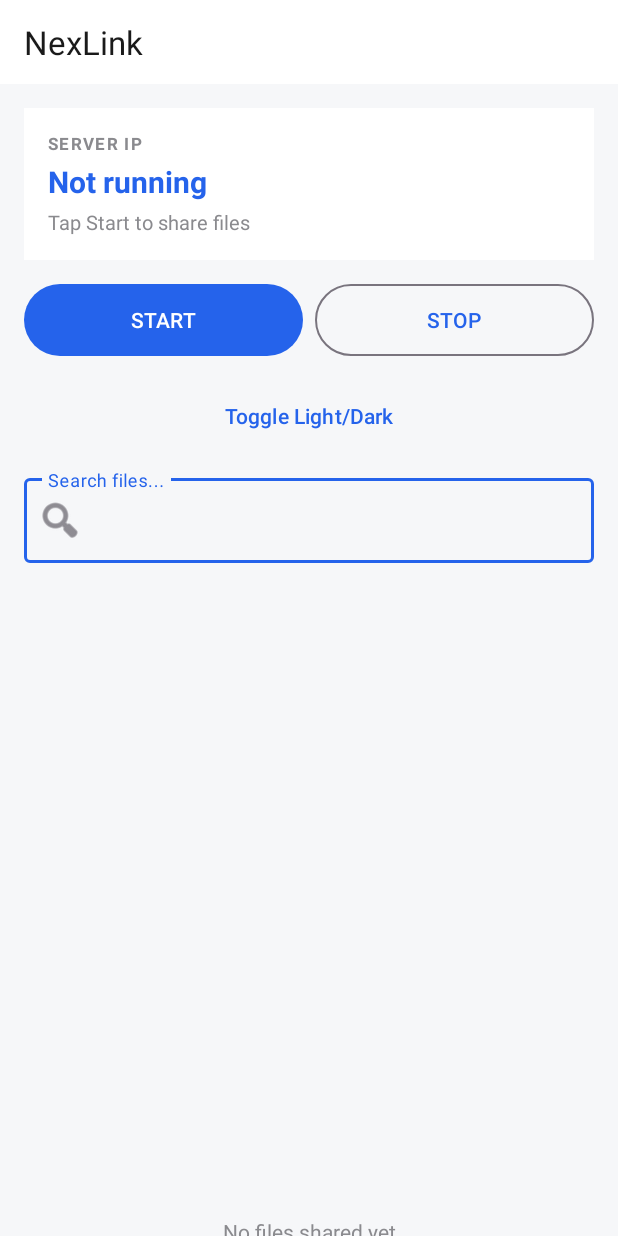
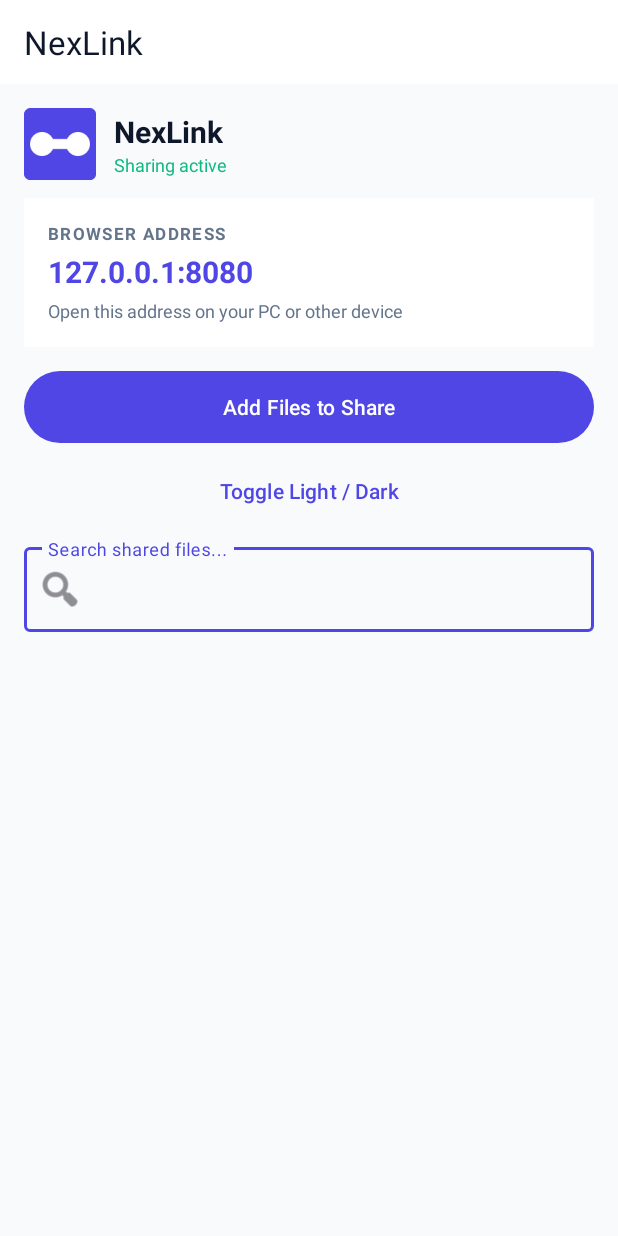
Before and after one commit to paklatestinformation-cyber/phoneshare, an Android app: the screen it shows after launch (MainActivity), on a phone screen of 412 x 824 dp. Run offline under Robolectric (Android 15) with nearby library versions, the phone set to English and light mode, and no system bars; libraries missing offline, so code that uses them is left out: fi.iki.elonen; 1 statement that could not run was skipped.

Commit message:
NexLink: professional logo, auto-start, app upload, premium theme

```diff
--- a/app/src/main/java/com/zyvo/phoneshare/MainActivity.java
+++ b/app/src/main/java/com/zyvo/phoneshare/MainActivity.java
@@ -1,30 +1,21 @@
 package com.zyvo.phoneshare;
 
-import android.Manifest;
 import android.app.Activity;
 import android.content.Context;
 import android.content.Intent;
 import android.content.SharedPreferences;
-import android.content.pm.PackageManager;
-import android.media.AudioManager;
-import android.media.ToneGenerator;
 import android.net.Uri;
-import android.net.wifi.WifiInfo;
-import android.net.wifi.WifiManager;
-import android.os.Build;
 import android.os.Bundle;
-import android.os.Environment;
-import android.provider.Settings;
+import android.provider.OpenableColumns;
 import android.text.Editable;
 import android.text.TextWatcher;
 import android.view.View;
+import android.widget.ProgressBar;
 import android.widget.TextView;
 import android.widget.Toast;
 
 import androidx.appcompat.app.AppCompatActivity;
 import androidx.appcompat.app.AppCompatDelegate;
-import androidx.core.app.ActivityCompat;
-import androidx.core.content.ContextCompat;
 import androidx.recyclerview.widget.LinearLayoutManager;
 import androidx.recyclerview.widget.RecyclerView;
 
@@ -32,6 +23,8 @@ import com.google.android.material.button.MaterialButton;
 import com.google.android.material.textfield.TextInputEditText;
 
 import java.io.File;
+import java.io.FileOutputStream;
+import java.io.InputStream;
 import java.net.InetAddress;
 import java.net.NetworkInterface;
 import java.util.ArrayList;
@@ -39,54 +32,50 @@ import java.util.Collections;
 import java.util.List;
 
 public class MainActivity extends AppCompatActivity {
-    private static final int REQ_PERM = 100;
+    private static final int REQ_PICK = 200;
     private FileServer server;
     private File rootDir;
     private RecyclerView recycler;
     private FileAdapter adapter;
     private List<File> allFiles = new ArrayList<>();
     private TextView ipText, statusText, emptyText;
-    private MaterialButton startBtn, stopBtn;
     private TextInputEditText searchEdit;
-    private ToneGenerator tone;
+    private ProgressBar uploadProgress;
+    private ToneHelper tone;
 
     @Override
     protected void onCreate(Bundle b) {
-        // theme
         SharedPreferences sp = getSharedPreferences("ps", MODE_PRIVATE);
         int mode = sp.getInt("theme", AppCompatDelegate.MODE_NIGHT_FOLLOW_SYSTEM);
         AppCompatDelegate.setDefaultNightMode(mode);
         super.onCreate(b);
         setContentView(R.layout.activity_main);
 
-        rootDir = Environment.getExternalStorageDirectory();
-        if (rootDir == null || !rootDir.exists()) rootDir = getFilesDir();
+        rootDir = new File(getFilesDir(), "shared");
+        if (!rootDir.exists()) rootDir.mkdirs();
 
         ipText = findViewById(R.id.ipText);
         statusText = findViewById(R.id.statusText);
         emptyText = findViewById(R.id.emptyText);
-        startBtn = findViewById(R.id.startBtn);
-        stopBtn = findViewById(R.id.stopBtn);
         searchEdit = findViewById(R.id.searchEdit);
+        uploadProgress = findViewById(R.id.uploadProgress);
         recycler = findViewById(R.id.fileList);
         recycler.setLayoutManager(new LinearLayoutManager(this));
         adapter = new FileAdapter();
         recycler.setAdapter(adapter);
 
-        tone = new ToneGenerator(AudioManager.STREAM_MUSIC, 80);
+        tone = new ToneHelper();
 
-        startBtn.setOnClickListener(v -> { clickSound(); startServer(); });
-        stopBtn.setOnClickListener(v -> { clickSound(); stopServer(); });
-        findViewById(R.id.themeBtn).setOnClickListener(v -> { clickSound(); toggleTheme(); });
+        findViewById(R.id.addFilesBtn).setOnClickListener(v -> { tone.click(); pickFiles(); });
+        findViewById(R.id.themeBtn).setOnClickListener(v -> { tone.click(); toggleTheme(); });
 
         TextView devContact = findViewById(R.id.devContact);
         devContact.setOnClickListener(v -> {
-            clickSound();
+            tone.click();
             Intent i = new Intent(Intent.ACTION_DIAL, Uri.parse("tel:+923015614357"));
             startActivity(i);
         });
-        TextView devName = findViewById(R.id.devName);
-        devName.setOnClickListener(v -> clickSound());
+        findViewById(R.id.devName).setOnClickListener(v -> tone.click());
 
         searchEdit.addTextChangedListener(new TextWatcher() {
             public void beforeTextChanged(CharSequence s, int a, int c, int n) {}
@@ -94,61 +83,29 @@ public class MainActivity extends AppCompatActivity {
             public void afterTextChanged(Editable s) {}
         });
 
-        requestPerms();
+        autoStart();
         refreshList();
     }
 
-    private void clickSound() {
-        try { tone.startTone(ToneGenerator.TONE_PROP_BEEP, 80); } catch (Exception ignored) {}
-    }
+    private void toneClick() { tone.click(); }
 
-    private void requestPerms() {
-        if (Build.VERSION.SDK_INT >= Build.VERSION_CODES.R) {
-            if (!Environment.isExternalStorageManager()) {
-                try {
-                    Intent i = new Intent(Settings.ACTION_MANAGE_APP_ALL_FILES_ACCESS_PERMISSION);
-                    i.setData(Uri.parse("package:" + getPackageName()));
-                    startActivity(i);
-                } catch (Exception e) {
-                    Intent i = new Intent(Settings.ACTION_MANAGE_ALL_FILES_ACCESS_PERMISSION);
-                    startActivity(i);
-                }
-            }
-        } else {
-            if (ContextCompat.checkSelfPermission(this, Manifest.permission.READ_EXTERNAL_STORAGE) != PackageManager.PERMISSION_GRANTED) {
-                ActivityCompat.requestPermissions(this, new String[]{Manifest.permission.READ_EXTERNAL_STORAGE}, REQ_PERM);
-            }
-        }
-    }
-
-    private void startServer() {
+    private void autoStart() {
         try {
-            if (server != null) { Toast.makeText(this, "Already running", Toast.LENGTH_SHORT).show(); return; }
             server = new FileServer(this, rootDir);
             server.start();
             String ip = getIp();
             ipText.setText(ip + ":" + FileServer.PORT);
-            statusText.setText("Running — open in browser");
-            Toast.makeText(this, "Server started", Toast.LENGTH_SHORT).show();
+            statusText.setText("Sharing active");
         } catch (Exception e) {
-            Toast.makeText(this, "Start failed: " + e.getMessage(), Toast.LENGTH_LONG).show();
+            ipText.setText("Start failed");
+            statusText.setText(e.getMessage());
         }
-    }
-
-    private void stopServer() {
-        if (server != null) {
-            server.stop();
-            server = null;
-        }
-        ipText.setText("Not running");
-        statusText.setText("Tap Start to share files");
     }
 
     private String getIp() {
         try {
-            // try wifi
-            WifiManager wm = (WifiManager) getApplicationContext().getSystemService(Context.WIFI_SERVICE);
-            WifiInfo wi = wm.getConnectionInfo();
+            android.net.wifi.WifiManager wm = (android.net.wifi.WifiManager) getApplicationContext().getSystemService(Context.WIFI_SERVICE);
+            android.net.wifi.WifiInfo wi = wm.getConnectionInfo();
             int ip = wi.getIpAddress();
             if (ip != 0) {
                 return String.format("%d.%d.%d.%d", (ip & 0xff), (ip >> 8 & 0xff), (ip >> 16 & 0xff), (ip >> 24 & 0xff));
@@ -166,20 +123,73 @@ public class MainActivity extends AppCompatActivity {
         return "127.0.0.1";
     }
 
+    private void pickFiles() {
+        Intent i = new Intent(Intent.ACTION_OPEN_DOCUMENT);
+        i.addCategory(Intent.CATEGORY_OPENABLE);
+        i.setType("*/*");
+        i.putExtra(Intent.EXTRA_ALLOW_MULTIPLE, true);
+        startActivityForResult(i, REQ_PICK);
+    }
+
+    @Override
+    protected void onActivityResult(int req, int res, Intent data) {
+        super.onActivityResult(req, res, data);
+        if (req != REQ_PICK || res != Activity.RESULT_OK || data == null) return;
+        List<Uri> uris = new ArrayList<>();
+        if (data.getClipData() != null) {
+            for (int i = 0; i < data.getClipData().getItemCount(); i++)
+                uris.add(data.getClipData().getItemAt(i).getUri());
+        } else if (data.getData() != null) {
+            uris.add(data.getData());
+        }
+        if (uris.isEmpty()) return;
+        uploadProgress.setVisibility(View.VISIBLE);
+        uploadProgress.setMax(uris.size());
+        uploadProgress.setProgress(0);
+        new Thread(() -> {
+            int done = 0;
+            for (Uri u : uris) {
+                try {
+                    String name = queryName(u);
+                    if (name == null) name = "file_" + System.currentTimeMillis();
+                    File dest = new File(rootDir, name);
+                    int i = 1; String base = name, ext = "";
+                    int dot = name.lastIndexOf('.');
+                    if (dot > 0) { base = name.substring(0, dot); ext = name.substring(dot); }
+                    while (dest.exists()) { dest = new File(rootDir, base + "_" + i + ext); i++; }
+                    try (InputStream in = getContentResolver().openInputStream(u);
+                         FileOutputStream out = new FileOutputStream(dest)) {
+                        byte[] buf = new byte[8192]; int n;
+                        while ((n = in.read(buf)) > 0) out.write(buf, 0, n);
+                    }
+                } catch (Exception ignored) {}
+                done++;
+                final int d = done;
+                runOnUiThread(() -> uploadProgress.setProgress(d));
+            }
+            runOnUiThread(() -> {
+                uploadProgress.setVisibility(View.GONE);
+                Toast.makeText(this, "Added " + uris.size() + " file(s)", Toast.LENGTH_SHORT).show();
+                refreshList();
+            });
+        }).start();
+    }
+
+    private String queryName(Uri uri) {
+        try (android.database.Cursor c = getContentResolver().query(uri, null, null, null, null)) {
+            if (c != null && c.moveToFirst()) {
+                int idx = c.getColumnIndex(OpenableColumns.DISPLAY_NAME);
+                if (idx >= 0) return c.getString(idx);
+            }
+        } catch (Exception ignored) {}
+        return null;
+    }
+
     private void refreshList() {
         allFiles.clear();
-        collect(rootDir, 0);
+        File[] fs = rootDir.listFiles();
+        if (fs != null) for (File f : fs) allFiles.add(f);
         filter(searchEdit.getText() == null ? "" : searchEdit.getText().toString());
-    }
-
-    private void collect(File dir, int depth) {
-        if (depth > 2) return;
-        File[] fs = dir.listFiles();
-        if (fs == null) return;
-        for (File f : fs) {
-            allFiles.add(f);
-            if (f.isDirectory() && depth < 2) collect(f, depth + 1);
-        }
     }
 
     private void filter(String q) {
@@ -204,8 +214,7 @@ public class MainActivity extends AppCompatActivity {
     @Override
     protected void onDestroy() {
         super.onDestroy();
-        stopServer();
-        try { tone.release(); } catch (Exception ignored) {}
+        if (server != null) { server.stop(); server = null; }
     }
 
     // ---- adapter ----
@@ -219,12 +228,12 @@ public class MainActivity extends AppCompatActivity {
         }
         public void onBindViewHolder(VH h, int pos) {
             File f = items.get(pos);
-            h.t1.setText(f.getName() + (f.isDirectory() ? "/" : ""));
+            h.t1.setText(f.getName());
             long sz = f.length();
-            String meta = (f.isDirectory() ? "Folder" : formatSize(sz)) + "  •  " + new java.text.SimpleDateFormat("dd MMM yyyy HH:mm", java.util.Locale.getDefault()).format(new java.util.Date(f.lastModified()));
+            String meta = formatSize(sz) + "  •  " + new java.text.SimpleDateFormat("dd MMM yyyy HH:mm", java.util.Locale.getDefault()).format(new java.util.Date(f.lastModified()));
             h.t2.setText(meta);
-            h.itemView.setOnClickListener(v -> { clickSound(); openFile(f); });
-            h.itemView.setOnLongClickListener(v -> { clickSound(); deleteFile(f); return true; });
+            h.itemView.setOnClickListener(v -> { tone.click(); openFile(f); });
+            h.itemView.setOnLongClickListener(v -> { tone.click(); deleteFile(f); return true; });
         }
         class VH extends RecyclerView.ViewHolder {
             TextView t1, t2;
@@ -246,15 +255,9 @@ public class MainActivity extends AppCompatActivity {
     }
 
     private void deleteFile(File f) {
-        boolean ok = f.isDirectory() ? deleteDir(f) : f.delete();
+        boolean ok = f.delete();
         Toast.makeText(this, ok ? "Deleted" : "Failed", Toast.LENGTH_SHORT).show();
         refreshList();
-    }
-
-    private boolean deleteDir(File d) {
-        File[] fs = d.listFiles();
-        if (fs != null) for (File x : fs) { if (x.isDirectory()) deleteDir(x); else x.delete(); }
-        return d.delete();
     }
 
     private String formatSize(long b) {
@@ -273,4 +276,15 @@ public class MainActivity extends AppCompatActivity {
         if (n.endsWith(".txt")) return "text/plain";
         return "*/*";
     }
+
+    // simple tone helper
+    static class ToneHelper {
+        private android.media.ToneGenerator tg;
+        ToneHelper() {
+            try { tg = new android.media.ToneGenerator(android.media.AudioManager.STREAM_MUSIC, 80); } catch (Exception ignored) {}
+        }
+        void click() {
+            try { if (tg != null) tg.startTone(android.media.ToneGenerator.TONE_PROP_BEEP, 80); } catch (Exception ignored) {}
+        }
+    }
 }
--- a/app/src/main/res/drawable/ic_launcher_foreground.xml
+++ b/app/src/main/res/drawable/ic_launcher_foreground.xml
@@ -1,7 +1,5 @@
 <vector xmlns:android="http://schemas.android.com/apk/res/android"
     android:width="108dp" android:height="108dp"
     android:viewportWidth="108" android:viewportHeight="108">
-    <path android:strokeColor="#FFFFFF" android:strokeWidth="12"
-        android:strokeLineCap="round" android:strokeLineJoin="round"
-        android:pathData="M34,28 L34,80 M34,28 L74,80 M74,28 L74,80" />
+    <path android:fillColor="#FFFFFF" android:pathData="M24,54 a12,12 0 1,1 24,0 a12,12 0 1,1 -24,0 z M60,54 a12,12 0 1,1 24,0 a12,12 0 1,1 -24,0 z M36,49 L72,49 L72,59 L36,59 z" />
 </vector>
--- a/app/src/main/res/layout/activity_main.xml
+++ b/app/src/main/res/layout/activity_main.xml
@@ -13,44 +13,59 @@
         <LinearLayout android:layout_width="match_parent" android:layout_height="wrap_content"
             android:orientation="vertical" android:padding="16dp">
 
+            <!-- Header with logo -->
+            <LinearLayout android:layout_width="match_parent" android:layout_height="wrap_content"
+                android:orientation="horizontal" android:gravity="center_vertical"
+                android:layout_marginBottom="12dp">
+                <ImageView android:layout_width="48dp" android:layout_height="48dp"
+                    android:src="@mipmap/ic_launcher" android:contentDescription="NexLink" />
+                <LinearLayout android:layout_width="0dp" android:layout_height="wrap_content"
+                    android:layout_weight="1" android:orientation="vertical" android:layout_marginStart="12dp">
+                    <TextView android:layout_width="wrap_content" android:layout_height="wrap_content"
+                        android:text="NexLink" android:textSize="20sp" android:textStyle="bold"
+                        android:textColor="@color/text_primary" />
+                    <TextView android:id="@+id/statusText" android:layout_width="wrap_content"
+                        android:layout_height="wrap_content" android:text="Sharing active"
+                        android:textSize="12sp" android:textColor="@color/ok" />
+                </LinearLayout>
+            </LinearLayout>
+
             <!-- IP card -->
             <LinearLayout android:layout_width="match_parent" android:layout_height="wrap_content"
                 android:orientation="vertical" android:background="@color/card"
                 android:padding="16dp" android:layout_marginBottom="12dp">
                 <TextView android:layout_width="wrap_content" android:layout_height="wrap_content"
-                    android:text="SERVER IP" android:textSize="11sp" android:textStyle="bold"
+                    android:text="BROWSER ADDRESS" android:textSize="11sp" android:textStyle="bold"
                     android:textColor="@color/text_secondary" android:letterSpacing="0.08" />
                 <TextView android:id="@+id/ipText" android:layout_width="match_parent"
-                    android:layout_height="wrap_content" android:text="Not running"
+                    android:layout_height="wrap_content" android:text="Starting..."
                     android:textSize="20sp" android:textStyle="bold" android:textColor="@color/accent"
                     android:layout_marginTop="4dp" />
-                <TextView android:id="@+id/statusText" android:layout_width="match_parent"
-                    android:layout_height="wrap_content" android:text="Tap Start to share files"
-                    android:textSize="13sp" android:textColor="@color/text_secondary"
+                <TextView android:layout_width="match_parent" android:layout_height="wrap_content"
+                    android:text="Open this address on your PC or other device"
+                    android:textSize="12sp" android:textColor="@color/text_secondary"
                     android:layout_marginTop="4dp" />
             </LinearLayout>
 
-            <!-- Controls -->
-            <LinearLayout android:layout_width="match_parent" android:layout_height="wrap_content"
-                android:orientation="horizontal" android:layout_marginBottom="12dp">
-                <com.google.android.material.button.MaterialButton
-                    android:id="@+id/startBtn" android:layout_width="0dp" android:layout_height="56dp"
-                    android:layout_weight="1" android:text="START" android:layout_marginEnd="8dp" />
-                <com.google.android.material.button.MaterialButton
-                    android:id="@+id/stopBtn" android:layout_width="0dp" android:layout_height="56dp"
-                    android:layout_weight="1" android:text="STOP" style="@style/Widget.Material3.Button.OutlinedButton" />
-            </LinearLayout>
+            <!-- Add files -->
+            <com.google.android.material.button.MaterialButton
+                android:id="@+id/addFilesBtn" android:layout_width="match_parent"
+                android:layout_height="56dp" android:text="Add Files to Share"
+                android:layout_marginBottom="8dp" />
+            <ProgressBar android:id="@+id/uploadProgress" style="?android:attr/progressBarStyleHorizontal"
+                android:layout_width="match_parent" android:layout_height="8dp"
+                android:visibility="gone" android:layout_marginBottom="12dp" />
 
             <!-- Theme toggle -->
             <com.google.android.material.button.MaterialButton
-                android:id="@+id/themeBtn" android:layout_width="match_parent" android:layout_height="48dp"
-                android:text="Toggle Light/Dark" style="@style/Widget.Material3.Button.TextButton"
+                android:id="@+id/themeBtn" android:layout_width="match_parent" android:layout_height="40dp"
+                android:text="Toggle Light / Dark" style="@style/Widget.Material3.Button.TextButton"
                 android:layout_marginBottom="12dp" />
 
             <!-- Search -->
             <com.google.android.material.textfield.TextInputLayout
                 android:layout_width="match_parent" android:layout_height="wrap_content"
-                android:hint="Search files..." app:startIconDrawable="@android:drawable/ic_menu_search"
+                android:hint="Search shared files..." app:startIconDrawable="@android:drawable/ic_menu_search"
                 android:layout_marginBottom="12dp">
                 <com.google.android.material.textfield.TextInputEditText
                     android:id="@+id/searchEdit" android:layout_width="match_parent"
@@ -62,9 +77,8 @@
                 android:id="@+id/fileList" android:layout_width="match_parent"
                 android:layout_height="400dp" android:nestedScrollingEnabled="false" />
 
-            <!-- Empty state -->
             <TextView android:id="@+id/emptyText" android:layout_width="match_parent"
-                android:layout_height="wrap_content" android:text="No files shared yet"
+                android:layout_height="wrap_content" android:text="No shared files yet — tap Add Files"
                 android:gravity="center" android:padding="24dp" android:textColor="@color/text_secondary"
                 android:visibility="gone" />
 
--- a/app/src/main/res/values-night/colors.xml
+++ b/app/src/main/res/values-night/colors.xml
@@ -1,14 +1,14 @@
 <?xml version="1.0" encoding="utf-8"?>
 <resources>
-    <color name="accent">#2563EB</color>
-    <color name="accent_light">#1E3A5F</color>
-    <color name="bg">#121214</color>
-    <color name="card">#1E1E20</color>
-    <color name="text_primary">#F2F2F4</color>
-    <color name="text_secondary">#9A9AA0</color>
-    <color name="text_disabled">#5A5A60</color>
-    <color name="line">#2A2A2E</color>
-    <color name="danger">#E0453A</color>
-    <color name="ok">#1B7A43</color>
-    <color name="ic_launcher_background">#2563EB</color>
+    <color name="accent">#818CF8</color>
+    <color name="accent_light">#1E1B4B</color>
+    <color name="bg">#0B1120</color>
+    <color name="card">#151B2E</color>
+    <color name="text_primary">#F1F5F9</color>
+    <color name="text_secondary">#94A3B8</color>
+    <color name="text_disabled">#475569</color>
+    <color name="line">#1E293B</color>
+    <color name="danger">#F87171</color>
+    <color name="ok">#34D399</color>
+    <color name="ic_launcher_background">#4F46E5</color>
 </resources>
--- a/app/src/main/res/values/colors.xml
+++ b/app/src/main/res/values/colors.xml
@@ -1,14 +1,14 @@
 <?xml version="1.0" encoding="utf-8"?>
 <resources>
-    <color name="accent">#2563EB</color>
-    <color name="accent_light">#DBEAFE</color>
-    <color name="bg">#F6F7F9</color>
+    <color name="accent">#4F46E5</color>
+    <color name="accent_light">#E0E7FF</color>
+    <color name="bg">#F8FAFC</color>
     <color name="card">#FFFFFF</color>
-    <color name="text_primary">#1A1A1A</color>
-    <color name="text_secondary">#8A8A8E</color>
-    <color name="text_disabled">#C7C7CC</color>
-    <color name="line">#EFEFF0</color>
-    <color name="danger">#E0453A</color>
-    <color name="ok">#1B7A43</color>
-    <color name="ic_launcher_background">#2563EB</color>
+    <color name="text_primary">#0F172A</color>
+    <color name="text_secondary">#64748B</color>
+    <color name="text_disabled">#CBD5E1</color>
+    <color name="line">#E2E8F0</color>
+    <color name="danger">#EF4444</color>
+    <color name="ok">#10B981</color>
+    <color name="ic_launcher_background">#4F46E5</color>
 </resources>
```
Also changed, not shown: app/src/main/AndroidManifest.xml (+1 -8 lines), 1 other file.
